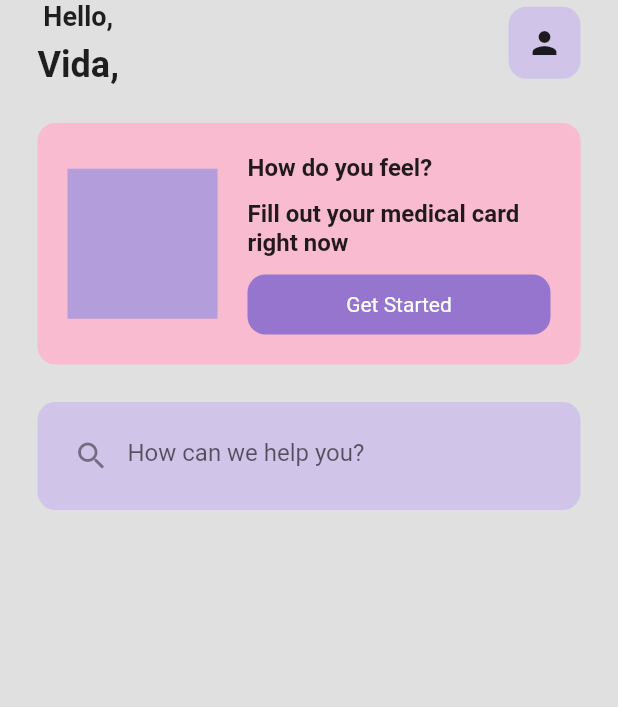
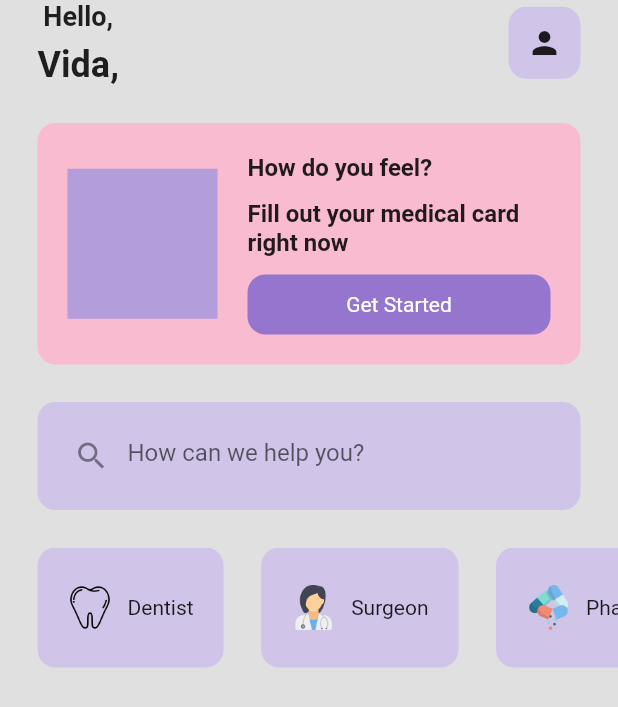
Before and after one commit to vidamohammadi/firstflutterproject, a Flutter app: the screen it shows after launch, on a phone screen of 412 x 824 dp. Shown: the top 707 px of the screen. Run offline on Flutter 3.47's test engine with Material 2 defaults, Android fonts, the phone set to English and light mode, and no system bars.

Commit message:
create ListView for the home page

```diff
--- a/lib/main.dart
+++ b/lib/main.dart
@@ -15,6 +15,9 @@ class MyApp extends StatelessWidget {
       debugShowCheckedModeBanner: false,
       home: HomePage(),
       theme: ThemeData(primarySwatch: Colors.deepPurple),
+      // routes: {
+      //   '/second': (context) => Test(),
+      // },
     );
   }
 }
--- a/lib/pages/home_page.dart
+++ b/lib/pages/home_page.dart
@@ -1,10 +1,18 @@
 import 'package:flutter/material.dart';
+
+import '../util/category_card.dart';
 
 class HomePage extends StatefulWidget {
   const HomePage({Key? key}) : super(key: key);
 
   @override
   State<HomePage> createState() => _HomePageState();
+  Widget build(BuildContext context) {
+    return MaterialApp(
+      title: 'Flutter Navigation Example',
+      home: HomePage(),
+    );
+  }
 }
 
 class _HomePageState extends State<HomePage> {
@@ -13,7 +21,7 @@ class _HomePageState extends State<HomePage> {
     return Scaffold(
         backgroundColor: Colors.grey[300],
         body: SafeArea(
-        child:Column(
+          child: Column(
             children: [
               Padding(
                 padding: const EdgeInsets.symmetric(horizontal: 25.0),
@@ -25,17 +33,13 @@ class _HomePageState extends State<HomePage> {
                         Text(
                           'Hello,',
                           style: TextStyle(
-                        fontWeight: FontWeight.bold,
-                        fontSize: 18
-                      ),
+                              fontWeight: FontWeight.bold, fontSize: 18),
                         ),
                         SizedBox(height: 8),
                         Text(
                           'Vida,',
                           style: TextStyle(
-                             fontWeight: FontWeight.bold,
-                             fontSize: 24
-                         ),
+                              fontWeight: FontWeight.bold, fontSize: 24),
                         ),
                       ],
                     ),
@@ -45,29 +49,27 @@ class _HomePageState extends State<HomePage> {
                           color: Colors.deepPurple[100],
                           borderRadius: BorderRadius.circular(12),
                         ),
-                    child: Icon(Icons.person)
-                ),
+                        child: Icon(Icons.person)),
                   ],
                 ),
               ),
-
               SizedBox(height: 25),
-
               Padding(
                 padding: const EdgeInsets.symmetric(horizontal: 25.0),
                 child: Container(
                   padding: EdgeInsets.all(20),
                   decoration: BoxDecoration(
                       color: Colors.pink[100],
-                  borderRadius: BorderRadius.circular(12)
-              ),
+                      borderRadius: BorderRadius.circular(12)),
                   child: Row(children: [
                     Container(
                       height: 100,
                       width: 100,
                       color: Colors.deepPurple[200],
                     ),
-                SizedBox(width: 20,),
+                    SizedBox(
+                      width: 20,
+                    ),
                     Expanded(
                       child: Column(
                         crossAxisAlignment: CrossAxisAlignment.start,
@@ -75,19 +77,19 @@ class _HomePageState extends State<HomePage> {
                           Text(
                             'How do you feel?',
                             style: TextStyle(
-                            fontWeight: FontWeight.bold,
-                            fontSize: 16
+                                fontWeight: FontWeight.bold, fontSize: 16),
                           ),
+                          SizedBox(
+                            height: 12,
                           ),
-                    SizedBox(height: 12,),
                           Text(
                             'Fill out your medical card right now',
                             style: TextStyle(
-                            fontWeight: FontWeight.bold,
-                            fontSize: 16
+                                fontWeight: FontWeight.bold, fontSize: 16),
                           ),
+                          SizedBox(
+                            height: 12,
                           ),
-                    SizedBox(height: 12,),
                           Container(
                             padding: EdgeInsets.all(12),
                             decoration: BoxDecoration(
@@ -95,11 +97,11 @@ class _HomePageState extends State<HomePage> {
                               borderRadius: BorderRadius.circular(12),
                             ),
                             child: Center(
-                        child: Text(
+                              child:
+                                  Text(
                                     'Get Started',
                                     style: TextStyle(color: Colors.white),
                               ),
-
                             ),
                           ),
                         ],
@@ -108,17 +110,14 @@ class _HomePageState extends State<HomePage> {
                   ]),
                 ),
               ),
-
               SizedBox(height: 25),
-
               Padding(
                 padding: const EdgeInsets.symmetric(horizontal: 25.0),
                 child: Container(
                   padding: EdgeInsets.all(12),
                   decoration: BoxDecoration(
                       color: Colors.deepPurple[100],
-                  borderRadius: BorderRadius.circular(12)
-              ),
+                      borderRadius: BorderRadius.circular(12)),
                   child: TextField(
                     decoration: InputDecoration(
                       prefixIcon: Icon(Icons.search),
@@ -128,10 +127,28 @@ class _HomePageState extends State<HomePage> {
                   ),
                 ),
               ),
-
-
-        ],),
-      )
-    );
+              SizedBox(height: 25),
+              Container(
+                  height: 80,
+                  child: ListView(
+                    scrollDirection: Axis.horizontal,
+                    children: [
+                      CategoryCard(
+                        categoryName: 'Dentist',
+                        iconImagePass: 'assets/icons/tooth.png',
+                      ),
+                      CategoryCard(
+                        categoryName: 'Surgeon',
+                        iconImagePass: 'assets/icons/doctor.png',
+                      ),
+                      CategoryCard(
+                        categoryName: 'Pharmacist',
+                        iconImagePass: 'assets/icons/pills.png',
+                      ),
+                    ],
+                  ))
+            ],
+          ),
+        ));
   }
 }
--- /dev/null
+++ b/lib/util/category_card.dart
@@ -0,0 +1,37 @@
+import 'package:flutter/material.dart';
+
+class CategoryCard extends StatelessWidget {
+  final iconImagePass;
+  final String categoryName;
+
+  CategoryCard({
+    required this.iconImagePass,
+    required this.categoryName,
+  });
+
+  @override
+  Widget build(BuildContext context) {
+    return Padding(
+      padding: const EdgeInsets.only(left: 25.0),
+      child: Container(
+        padding: EdgeInsets.all(20),
+        decoration: BoxDecoration(
+          borderRadius: BorderRadius.circular(12),
+          color: Colors.deepPurple[100],
+        ),
+        child: Row(
+          children: [
+            Image.asset(
+              iconImagePass,
+              height: 30,
+            ),
+            SizedBox(
+              width: 10,
+            ),
+            Text(categoryName),
+          ],
+        ),
+      ),
+    );
+  }
+}
```
Lines whose indentation alone changed are shown as unchanged.
